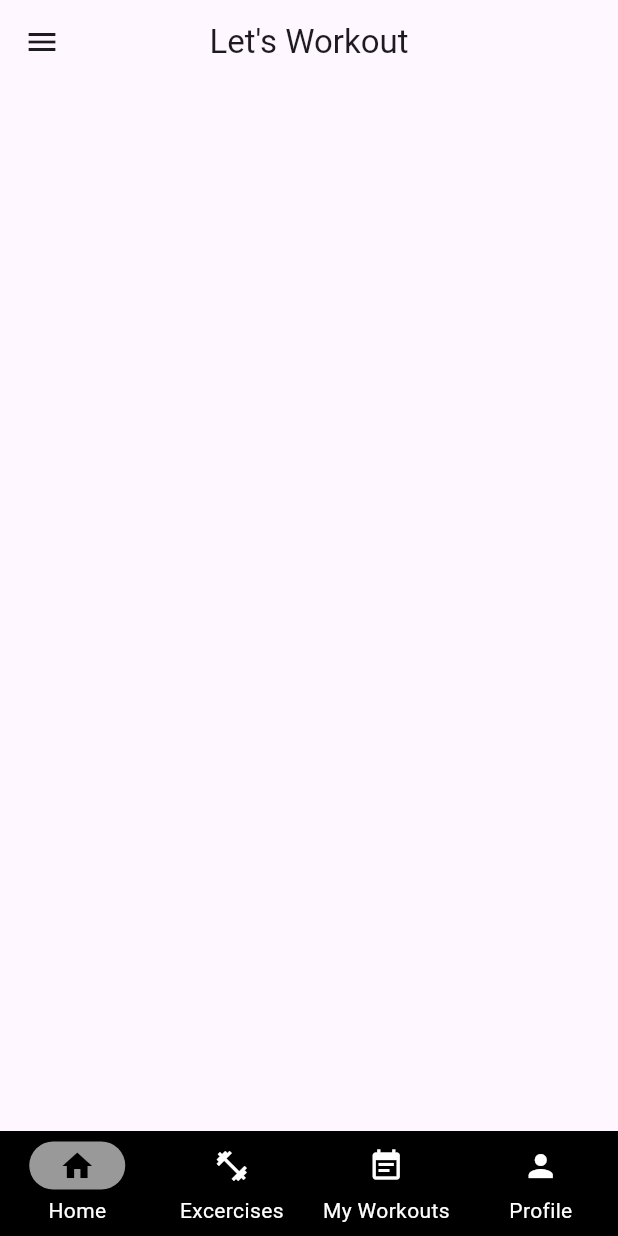
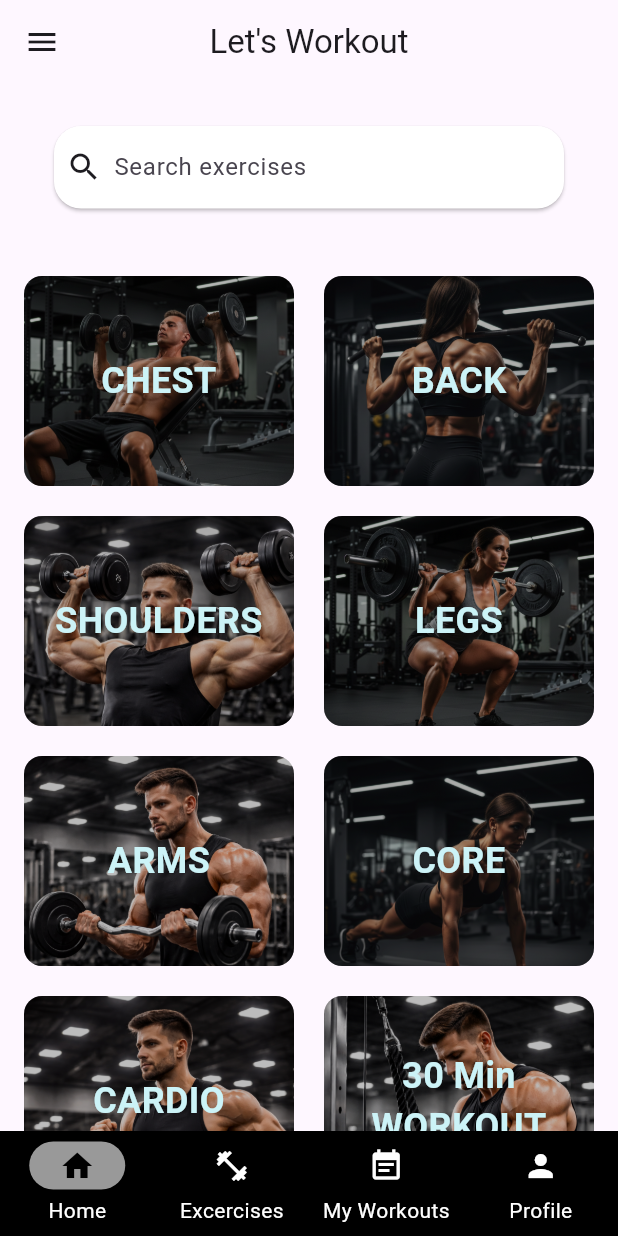
Before and after one commit to ShivamGlotra/workout_app, a Flutter app: the screen it shows after launch, on a phone screen of 412 x 824 dp. Run offline on Flutter 3.47's test engine with Material 3 defaults, Android fonts, the phone set to English and light mode, and no system bars.

Commit message:
home page UI done

```diff
--- a/lib/screens/home_page.dart
+++ b/lib/screens/home_page.dart
@@ -17,6 +17,18 @@
     {"title": "AI Coach", "icon": Icons.smart_toy},
     {"title": "Profile", "icon": Icons.person},
   ];
+
+  final List<Map<String, dynamic>> exerciseTiles = [
+    {"title": "CHEST", "image": "assets/images/chest.png"},
+    {"title": "BACK", "image": "assets/images/back.png"},
+    {"title": "SHOULDERS", "image": "assets/images/shoulder.png"},
+    {"title": "LEGS", "image": "assets/images/legs.png"},
+    {"title": "ARMS", "image": "assets/images/biceps.png"},
+    {"title": "CORE", "image": "assets/images/core.png"},
+    {"title": "CARDIO", "image": "assets/images/cardio.png"},
+    {"title": "30 Min WORKOUT", "image": "assets/images/triceps.png"},
+  ];
+
   int _selectedIndex = 0;
   void _onItemTap(int index) {
     setState(() {
@@ -29,13 +41,56 @@
   Widget build(BuildContext context) {
     return Scaffold(
       appBar: AppBar(title: const Text("Let's Workout"), centerTitle: true),
+      body: SingleChildScrollView(
+        padding: const EdgeInsets.symmetric(vertical: 8, horizontal: 16),
+        child: Column(
+          mainAxisAlignment: MainAxisAlignment.start,
+          children: [
+            Padding(
+              padding: const EdgeInsets.all(20),
+              child: SizedBox(
+                height: 55,
+                width: double.infinity,
+                child: SearchBar(
+                  hintText: 'Search exercises',
+                  leading: const Icon(Icons.search),
+                  elevation: MaterialStateProperty.all(1),
+                  backgroundColor: MaterialStateProperty.all(Colors.white),
+                  shape: MaterialStateProperty.all(
+                    RoundedRectangleBorder(
+                      borderRadius: BorderRadius.circular(18),
+                    ),
+                  ),
+                ),
+              ),
+            ),
+            SizedBox(height: 25),
+            ...List.generate((exerciseTiles.length / 2).ceil(), (rowIndex) {
+              int firstIndex = rowIndex * 2;
+              int secondIndex = firstIndex + 1;
 
+              return Padding(
+                padding: const EdgeInsets.only(bottom: 20),
+                child: Row(
+                  mainAxisAlignment: MainAxisAlignment.center,
+                  children: [
+                    exerciseTile(exerciseTiles[firstIndex]),
+                    if (secondIndex < exerciseTiles.length)
+                      const SizedBox(width: 20),
+                    if (secondIndex < exerciseTiles.length)
+                      exerciseTile(exerciseTiles[secondIndex]),
+                  ],
+                ),
+              );
+            }),
+          ],
+        ),
+      ),
       drawer: Drawer(
         child: ListView(
           children: [
             SizedBox(
               height: 80,
-
               child: Center(
                 child: Text(
                   "Let's Workout",
@@ -101,4 +156,39 @@
       ),
     );
   }
+
+  Widget exerciseTile(Map<String, dynamic> data) {
+    return SizedBox(
+      height: 140,
+      width: 180,
+      child: ClipRRect(
+        borderRadius: BorderRadius.circular(12),
+        child: Stack(
+          fit: StackFit.expand,
+          children: [
+            Image.asset(data['image'], fit: BoxFit.cover),
+            Material(
+              color: Colors.black26, // semi-transparent overlay
+              child: InkWell(
+                onTap: () {
+                  // handle button tap
+                },
+                child: Center(
+                  child: Text(
+                    data['title'],
+                    textAlign: TextAlign.center,
+                    style: TextStyle(
+                      color: const Color.fromARGB(255, 204, 243, 247),
+                      fontSize: 24,
+                      fontWeight: FontWeight.bold,
+                    ),
+                  ),
+                ),
+              ),
+            ),
+          ],
+        ),
+      ),
+    );
+  }
 }
--- a/pubspec.yaml
+++ b/pubspec.yaml
@@ -64,7 +64,8 @@
   uses-material-design: true
 
   # To add assets to your application, add an assets section, like this:
-  # assets:
+  assets:
+    - assets/images/
   #   - images/a_dot_burr.jpeg
   #   - images/a_dot_ham.jpeg
 
```
Also changed, not shown: assets/images/back.png (added), assets/images/biceps.png (added), assets/images/cardio.png (added), assets/images/chest.png (added), assets/images/core.png (added), assets/images/legs.png (added), assets/images/shoulder.png (added), assets/images/triceps.png (added).
